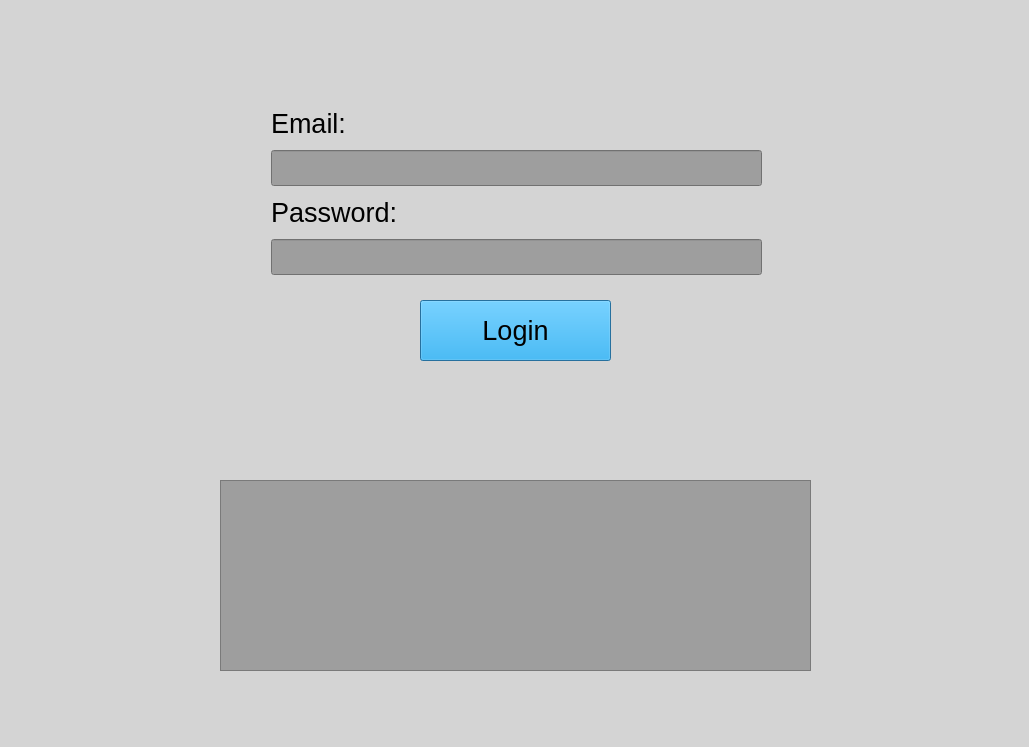
This is MainWindowApp/login.ui in TheYoungOldtimer/ApProject1 as Qt 5 draws it before an edit. The edited form follows.
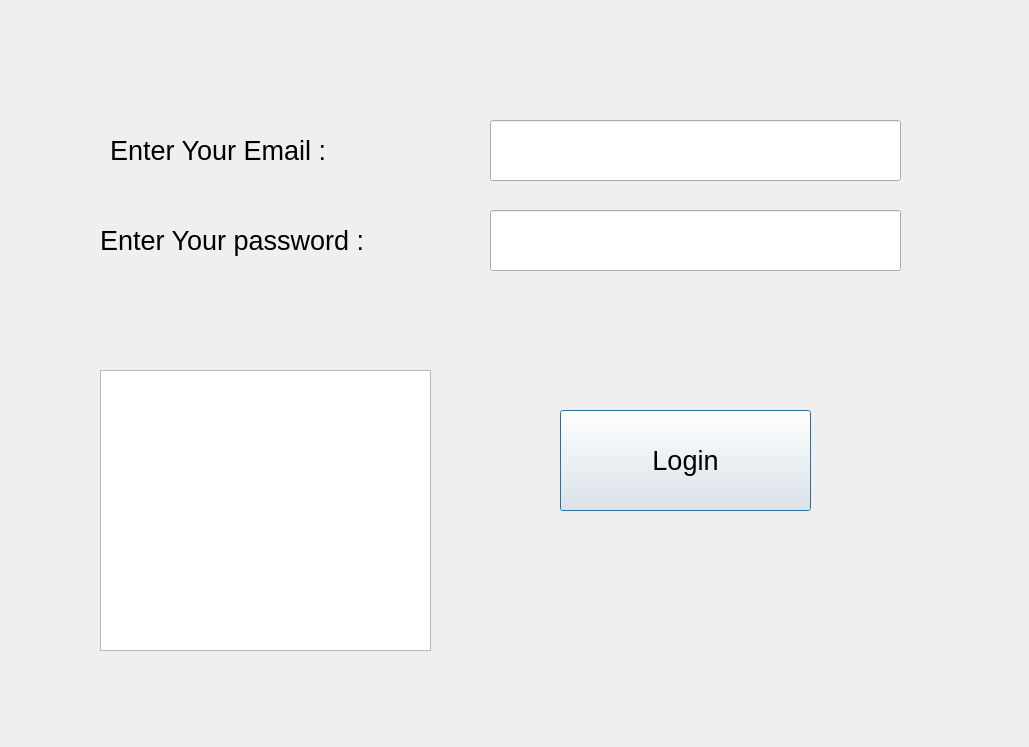
This is the edited form.

```diff
--- a/MainWindowApp/login.ui
+++ b/MainWindowApp/login.ui
@@ -13,19 +13,85 @@
   <property name="windowTitle">
    <string>Dialog</string>
   </property>
-  <property name="styleSheet">
-   <string notr="true">background-color: rgb(212, 212, 212);</string>
-  </property>
+  <widget class="QLabel" name="label_2">
+   <property name="geometry">
+    <rect>
+     <x>110</x>
+     <y>120</y>
+     <width>241</width>
+     <height>61</height>
+    </rect>
+   </property>
+   <property name="font">
+    <font>
+     <pointsize>20</pointsize>
+    </font>
+   </property>
+   <property name="text">
+    <string>Enter Your Email :</string>
+   </property>
+  </widget>
+  <widget class="QLineEdit" name="emailEdit">
+   <property name="geometry">
+    <rect>
+     <x>490</x>
+     <y>120</y>
+     <width>411</width>
+     <height>61</height>
+    </rect>
+   </property>
+   <property name="font">
+    <font>
+     <pointsize>18</pointsize>
+    </font>
+   </property>
+   <property name="text">
+    <string/>
+   </property>
+  </widget>
+  <widget class="QLabel" name="label_3">
+   <property name="geometry">
+    <rect>
+     <x>100</x>
+     <y>210</y>
+     <width>271</width>
+     <height>61</height>
+    </rect>
+   </property>
+   <property name="font">
+    <font>
+     <pointsize>20</pointsize>
+    </font>
+   </property>
+   <property name="text">
+    <string>Enter Your password :</string>
+   </property>
+  </widget>
+  <widget class="QLineEdit" name="passEdit">
+   <property name="geometry">
+    <rect>
+     <x>490</x>
+     <y>210</y>
+     <width>411</width>
+     <height>61</height>
+    </rect>
+   </property>
+   <property name="font">
+    <font>
+     <pointsize>18</pointsize>
+    </font>
+   </property>
+   <property name="text">
+    <string/>
+   </property>
+  </widget>
   <widget class="QPushButton" name="pushButton">
-   <property name="enabled">
-    <bool>true</bool>
-   </property>
    <property name="geometry">
     <rect>
-     <x>420</x>
-     <y>300</y>
-     <width>191</width>
-     <height>61</height>
+     <x>560</x>
+     <y>410</y>
+     <width>251</width>
+     <height>101</height>
     </rect>
    </property>
    <property name="font">
@@ -33,19 +99,6 @@
      <pointsize>20</pointsize>
     </font>
    </property>
-   <property name="cursor">
-    <cursorShape>PointingHandCursor</cursorShape>
-   </property>
-   <property name="mouseTracking">
-    <bool>true</bool>
-   </property>
-   <property name="acceptDrops">
-    <bool>false</bool>
-   </property>
-   <property name="styleSheet">
-    <string notr="true">background-color: rgb(0, 170, 255);
-color: rgb(0, 0, 0);</string>
-   </property>
    <property name="text">
     <string>Login</string>
    </property>
@@ -53,109 +106,66 @@
   <widget class="QTextEdit" name="ted">
    <property name="geometry">
     <rect>
-     <x>220</x>
-     <y>480</y>
-     <width>591</width>
-     <height>191</height>
+     <x>100</x>
+     <y>370</y>
+     <width>331</width>
+     <height>281</height>
     </rect>
    </property>
-   <property name="styleSheet">
-    <string notr="true">background-color: rgb(158, 158, 158);
-color: rgb(0, 0, 0);</string>
+  </widget>
+  <widget class="QLabel" name="membernotFound">
+   <property name="geometry">
+    <rect>
+     <x>490</x>
+     <y>185</y>
+     <width>411</width>
+     <height>21</height>
+    </rect>
    </property>
+   <property name="font">
+    <font>
+     <pointsize>12</pointsize>
+    </font>
+   </property>
+   <property name="text">
+    <string/>
+   </property>
   </widget>
   <widget class="QLabel" name="loginError">
    <property name="geometry">
     <rect>
-     <x>370</x>
-     <y>380</y>
-     <width>291</width>
-     <height>41</height>
+     <x>490</x>
+     <y>280</y>
+     <width>411</width>
+     <height>21</height>
     </rect>
    </property>
    <property name="font">
     <font>
-     <pointsize>10</pointsize>
+     <pointsize>12</pointsize>
     </font>
    </property>
    <property name="text">
     <string/>
    </property>
   </widget>
-  <widget class="QWidget" name="">
+  <widget class="QLabel" name="timeout">
    <property name="geometry">
     <rect>
-     <x>271</x>
-     <y>103</y>
-     <width>491</width>
-     <height>172</height>
+     <x>560</x>
+     <y>510</y>
+     <width>251</width>
+     <height>51</height>
     </rect>
    </property>
-   <layout class="QVBoxLayout" name="verticalLayout">
-    <item>
-     <widget class="QLabel" name="label_2">
-      <property name="font">
-       <font>
-        <pointsize>20</pointsize>
-       </font>
-      </property>
-      <property name="styleSheet">
-       <string notr="true">color: rgb(0, 0, 0);</string>
-      </property>
-      <property name="text">
-       <string>Email:</string>
-      </property>
-     </widget>
-    </item>
-    <item>
-     <widget class="QLineEdit" name="emailEdit">
-      <property name="font">
-       <font>
-        <pointsize>18</pointsize>
-       </font>
-      </property>
-      <property name="styleSheet">
-       <string notr="true">background-color: rgb(158, 158, 158);</string>
-      </property>
-      <property name="text">
-       <string/>
-      </property>
-     </widget>
-    </item>
-    <item>
-     <widget class="QLabel" name="label_3">
-      <property name="font">
-       <font>
-        <pointsize>20</pointsize>
-       </font>
-      </property>
-      <property name="styleSheet">
-       <string notr="true">color: rgb(0, 0, 0);</string>
-      </property>
-      <property name="text">
-       <string>Password:</string>
-      </property>
-     </widget>
-    </item>
-    <item>
-     <widget class="QLineEdit" name="passEdit">
-      <property name="font">
-       <font>
-        <pointsize>18</pointsize>
-       </font>
-      </property>
-      <property name="styleSheet">
-       <string notr="true">background-color: rgb(158, 158, 158);</string>
-      </property>
-      <property name="text">
-       <string/>
-      </property>
-      <property name="echoMode">
-       <enum>QLineEdit::Password</enum>
-      </property>
-     </widget>
-    </item>
-   </layout>
+   <property name="font">
+    <font>
+     <pointsize>12</pointsize>
+    </font>
+   </property>
+   <property name="text">
+    <string/>
+   </property>
   </widget>
  </widget>
  <resources/>
```
Left out of the diff: 2 changed lines with no effect on the pictures.
